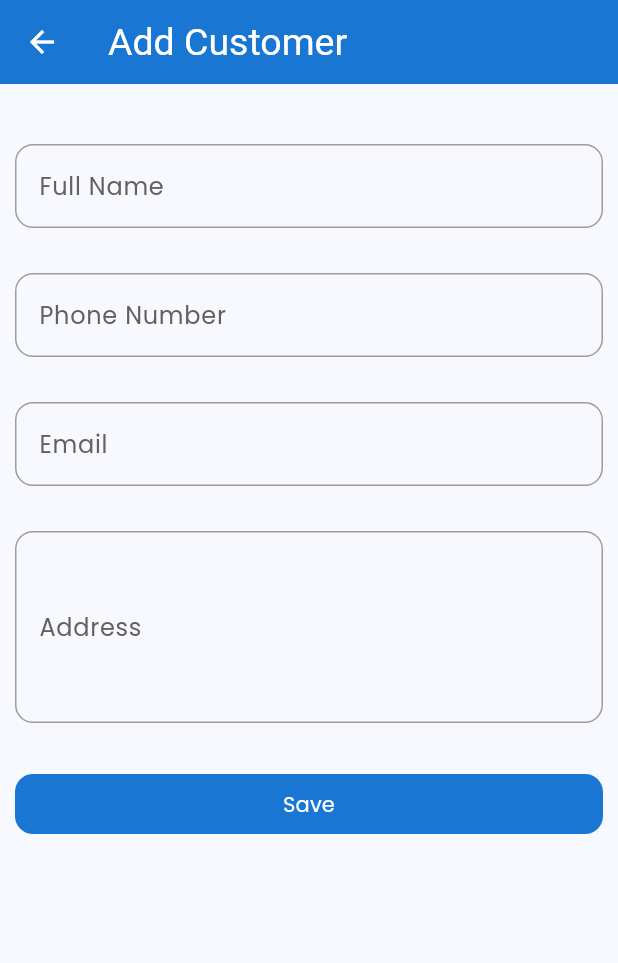
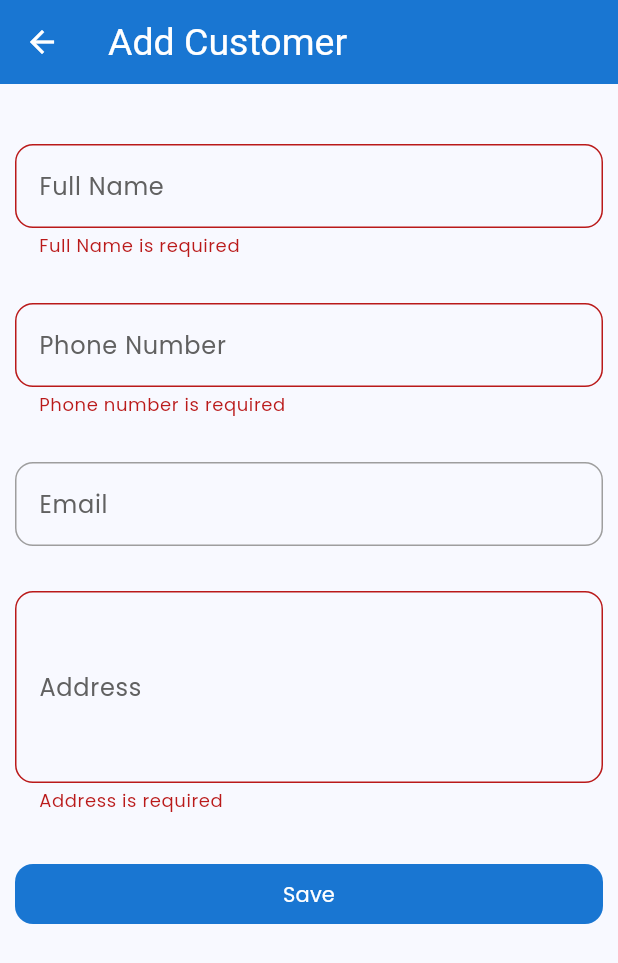
Before and after one commit to lectrom447/proyecto_taller_pm, a Flutter app: the AddCustomerPage screen opened by its route, after a tap on "Save", on a phone screen of 412 x 824 dp. Shown: the top 963 px of the screen. Run offline on Flutter 3.47's test engine with Material 3 defaults, Android fonts, the phone set to English and light mode, and no system bars; our stand-ins replace cloud_firestore, firebase_core, flutter_svg; accounts and stored records are empty.

Commit message:
Added firebase connection to customer form

```diff
--- a/proyectoprogramovil/lib/components/components.dart
+++ b/proyectoprogramovil/lib/components/components.dart
@@ -1 +1,3 @@
+export 'package:proyectoprogramovil/components/customer_form.dart';
+
 export 'package:proyectoprogramovil/components/custom_text_input.dart';
--- /dev/null
+++ b/proyectoprogramovil/lib/components/customer_form.dart
@@ -0,0 +1,134 @@
+import 'package:flutter/material.dart';
+import 'package:proyectoprogramovil/models/models.dart';
+
+class CustomerForm extends StatefulWidget {
+  final void Function(Customer customer) onSubmit;
+  const CustomerForm({super.key, required this.onSubmit});
+
+  @override
+  State<CustomerForm> createState() => CustomerFormState();
+}
+
+class CustomerFormState extends State<CustomerForm> {
+  final GlobalKey<FormState> _formKey = GlobalKey<FormState>();
+
+  bool _isLoading = false;
+
+  late TextEditingController _nameInputController;
+  late TextEditingController _phoneInputController;
+  late TextEditingController _emailInputController;
+  late TextEditingController _addressInputController;
+
+  void setIsLoading(bool loading) {
+    setState(() {
+      _isLoading = loading;
+    });
+  }
+
+  @override
+  void initState() {
+    super.initState();
+    _nameInputController = TextEditingController();
+    _phoneInputController = TextEditingController();
+    _emailInputController = TextEditingController();
+    _addressInputController = TextEditingController();
+  }
+
+  @override
+  void dispose() {
+    _nameInputController.dispose();
+    _phoneInputController.dispose();
+    _emailInputController.dispose();
+    _addressInputController.dispose();
+    super.dispose();
+  }
+
+  void _handleSubmit() {
+    if (!_formKey.currentState!.validate()) return;
+    final customer = Customer(
+      fullName: _nameInputController.text,
+      phoneNumber: _phoneInputController.text,
+      email: _emailInputController.text,
+      address: _addressInputController.text,
+    );
+
+    widget.onSubmit(customer);
+  }
+
+  @override
+  Widget build(BuildContext context) {
+    return Form(
+      key: _formKey,
+      child: SingleChildScrollView(
+        child: Column(
+          children: [
+            SizedBox(height: 30),
+            TextFormField(
+              enabled: !_isLoading,
+              controller: _nameInputController,
+              keyboardType: TextInputType.name,
+              textCapitalization: TextCapitalization.words,
+              decoration: InputDecoration(label: Text('Full Name')),
+              validator:
+                  (value) =>
+                      (value == null || value.isEmpty)
+                          ? 'Full Name is required'
+                          : null,
+            ),
+            SizedBox(height: 30),
+            TextFormField(
+              controller: _phoneInputController,
+              enabled: !_isLoading,
+              keyboardType: TextInputType.phone,
+              decoration: InputDecoration(label: Text('Phone Number')),
+              validator:
+                  (value) =>
+                      (value == null || value.isEmpty)
+                          ? 'Phone number is required'
+                          : null,
+            ),
+            SizedBox(height: 30),
+            TextFormField(
+              controller: _emailInputController,
+              enabled: !_isLoading,
+              keyboardType: TextInputType.emailAddress,
+              decoration: InputDecoration(label: Text('Email')),
+            ),
+            SizedBox(height: 30),
+            TextFormField(
+              controller: _addressInputController,
+              enabled: !_isLoading,
+              maxLines: 4,
+              keyboardType: TextInputType.multiline,
+              textCapitalization: TextCapitalization.sentences,
+              decoration: InputDecoration(label: Text('Address')),
+              validator:
+                  (value) =>
+                      (value == null || value.isEmpty)
+                          ? 'Address is required'
+                          : null,
+            ),
+            SizedBox(height: 30),
+            SizedBox(
+              width: double.infinity,
+              child: FilledButton(
+                onPressed: (!_isLoading) ? _handleSubmit : null,
+                child:
+                    (!_isLoading)
+                        ? Text('Save')
+                        : SizedBox(
+                          width: 25,
+                          height: 25,
+                          child: CircularProgressIndicator(
+                            color: Colors.white,
+                            strokeWidth: 2,
+                          ),
+                        ),
+              ),
+            ),
+          ],
+        ),
+      ),
+    );
+  }
+}
--- a/proyectoprogramovil/lib/main.dart
+++ b/proyectoprogramovil/lib/main.dart
@@ -76,6 +76,7 @@ class MyApp extends StatelessWidget {
               RoundedRectangleBorder(borderRadius: BorderRadius.circular(12)),
             ),
             backgroundColor: WidgetStateColor.fromMap({
+              WidgetState.disabled: Colors.grey.shade400,
               WidgetState.any: Colors.blue.shade700,
             }),
           ),
--- a/proyectoprogramovil/lib/models/customer.dart
+++ b/proyectoprogramovil/lib/models/customer.dart
@@ -7,8 +7,8 @@ class Customer {
   String? email;
   String? address;
   bool isActive;
-  DateTime? createdAt;
-  DateTime? updatedAt;
+  Timestamp? createdAt;
+  Timestamp? updatedAt;
 
   Customer({
     this.id,
@@ -42,10 +42,10 @@ class Customer {
   Map<String, dynamic> toFirestore() {
     return {
       if (fullName != null) "fullName": fullName,
-      if (phoneNumber != null) "state": phoneNumber,
+      if (phoneNumber != null) "phoneNumber": phoneNumber,
       if (email != null) "email": email,
       if (address != null) "address": address,
-      "population": isActive,
+      "isActive": isActive,
       if (createdAt != null) "createdAt": createdAt,
       if (updatedAt != null) "updatedAt": updatedAt,
     };
--- a/proyectoprogramovil/lib/pages/add_customer_page.dart
+++ b/proyectoprogramovil/lib/pages/add_customer_page.dart
@@ -1,8 +1,22 @@
 import 'package:flutter/material.dart';
 import 'package:proyectoprogramovil/components/components.dart';
+import 'package:proyectoprogramovil/models/models.dart';
+import 'package:proyectoprogramovil/repositories/repositories.dart';
 
 class AddCustomerPage extends StatelessWidget {
-  const AddCustomerPage({super.key});
+  AddCustomerPage({super.key});
+
+  final GlobalKey<CustomerFormState> _customerFormKey =
+      GlobalKey<CustomerFormState>();
+
+  final CustomerRepository _customerRepository = CustomerRepository();
+
+  _handleCreate(BuildContext context, Customer customer) async {
+    _customerFormKey.currentState!.setIsLoading(true);
+    await _customerRepository.create(customer);
+    if (!context.mounted) return;
+    Navigator.pop(context, true);
+  }
 
   @override
   Widget build(BuildContext context) {
@@ -10,39 +24,9 @@ class AddCustomerPage extends StatelessWidget {
       appBar: AppBar(title: Text('Add Customer')),
       body: Padding(
         padding: EdgeInsets.all(10),
-        child: Form(
-          child: Column(
-            children: [
-              SizedBox(height: 30),
-              TextFormField(
-                keyboardType: TextInputType.name,
-                textCapitalization: TextCapitalization.words,
-                decoration: InputDecoration(label: Text('Full Name')),
-              ),
-              SizedBox(height: 30),
-              TextFormField(
-                keyboardType: TextInputType.phone,
-                decoration: InputDecoration(label: Text('Phone Number')),
-              ),
-              SizedBox(height: 30),
-              TextFormField(
-                keyboardType: TextInputType.emailAddress,
-                decoration: InputDecoration(label: Text('Email')),
-              ),
-              SizedBox(height: 30),
-              TextFormField(
-                maxLines: 4,
-                keyboardType: TextInputType.multiline,
-                textCapitalization: TextCapitalization.sentences,
-                decoration: InputDecoration(label: Text('Address')),
-              ),
-              SizedBox(height: 30),
-              SizedBox(
-                width: double.infinity,
-                child: FilledButton(onPressed: () {}, child: Text('Save')),
-              ),
-            ],
-          ),
+        child: CustomerForm(
+          key: _customerFormKey,
+          onSubmit: (customer) => _handleCreate(context, customer),
         ),
       ),
     );
--- a/proyectoprogramovil/lib/repositories/customer_repository.dart
+++ b/proyectoprogramovil/lib/repositories/customer_repository.dart
@@ -16,13 +16,13 @@ class CustomerRepository {
 
   Future create(Customer newCustomer) async {
     final documentRef = collectionRef.doc();
-    newCustomer.createdAt = DateTime.now();
+    newCustomer.createdAt = Timestamp.now();
     await documentRef.set(newCustomer);
   }
 
   Future update(Customer customer) async {
     final documentRef = collectionRef.doc(customer.id);
-    customer.updatedAt = DateTime.now();
+    customer.updatedAt = Timestamp.now();
     await documentRef.update(customer.toFirestore());
   }
 
```
Also changed, not shown: proyectoprogramovil/lib/pages/customers_page.dart (+48 -2 lines), 1 other file.
